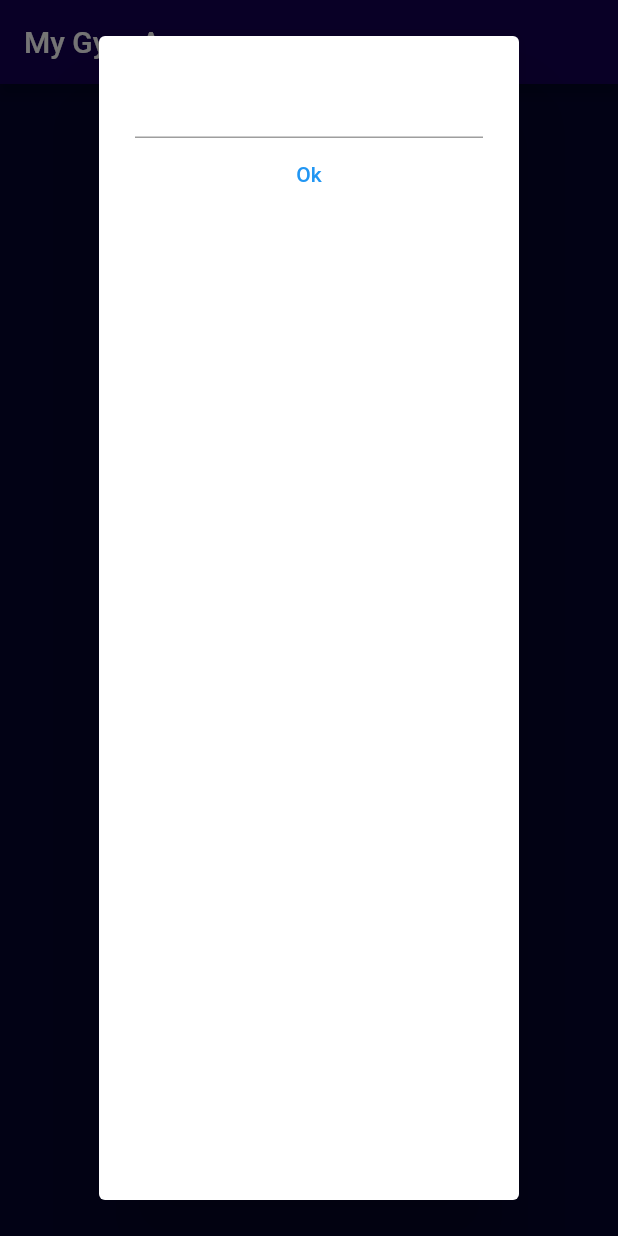
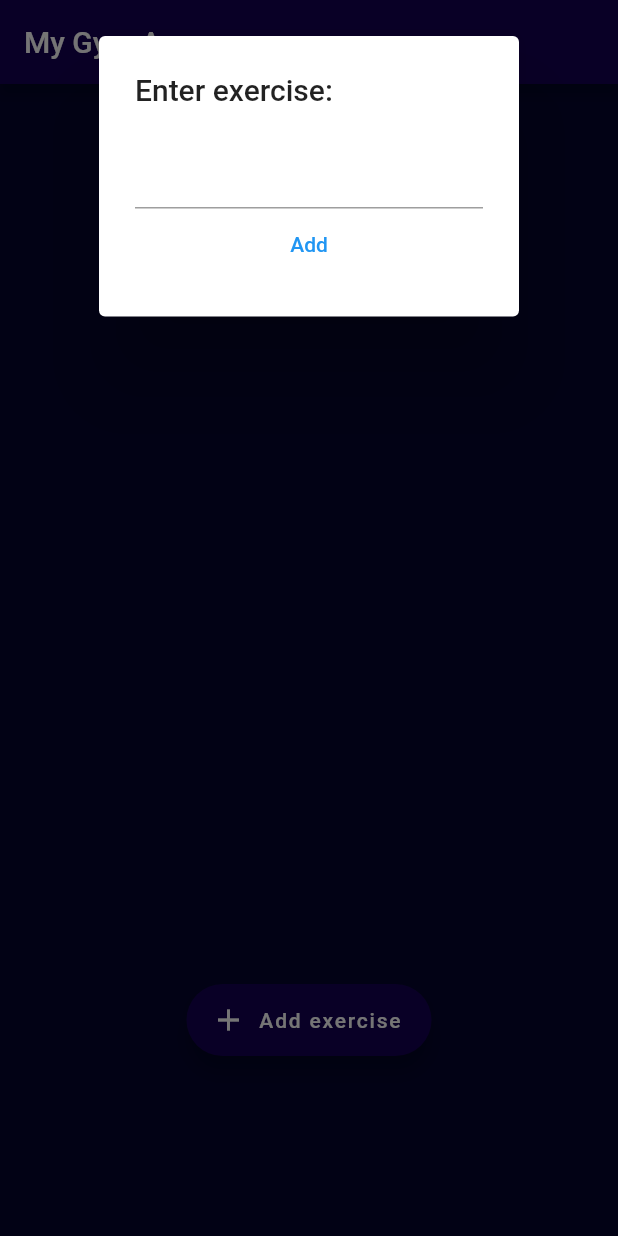
Before and after one commit to Aarons9090/My-Gym-App, a Flutter app: the screen it shows after launch, after a tap on "Add exercise", on a phone screen of 412 x 824 dp. Run offline on Flutter 3.47's test engine with Material 2 defaults, Android fonts, the phone set to English and light mode, and no system bars.

Commit message:
fixed popup going under the keyboard

```diff
--- a/lib/add_button.dart
+++ b/lib/add_button.dart
@@ -12,35 +12,39 @@ class AddButton extends StatefulWidget {
 class _AddButtonState extends State<AddButton> {
   List<Widget> cardList = [];
 
+  // Add exercise button clicked
   void addButtonPressed() {
     setState(() {
-      //cardList.add(ExerciseCard(Text("sd")));
       late TextEditingController _controller = TextEditingController();
-      String input = "null";
+      // variable for exercise name input
+      String _input = "null";
       showDialog(
           context: context,
-          builder: (_) {
-            return AlertDialog(
+          builder: (BuildContext context) {
+            return SingleChildScrollView(
+                child: AlertDialog(
+              title: const Text("Enter exercise:"),
               content: Column(
                 children: [
                   TextField(
                     controller: _controller,
                     onChanged: (String value) {
-                    input = value;
+                      _input = value;
                     },
                   ),
                   TextButton(
+                    child: const Text("Add"),
                     onPressed: () {
                       setState(() {
-                      if (input != "null") {
-                        cardList.add(ExerciseCard(Text(input)));
+                        if (_input != "null") {
+                          cardList.add(ExerciseCard(Text(_input)));
                         }
                         Navigator.of(context).pop();
                       });
                     },
-                  child: const Text("Ok"),
-                )
+                  ),
                 ],
+              ),
             ));
           });
     });
```
Lines whose indentation alone changed are shown as unchanged.
